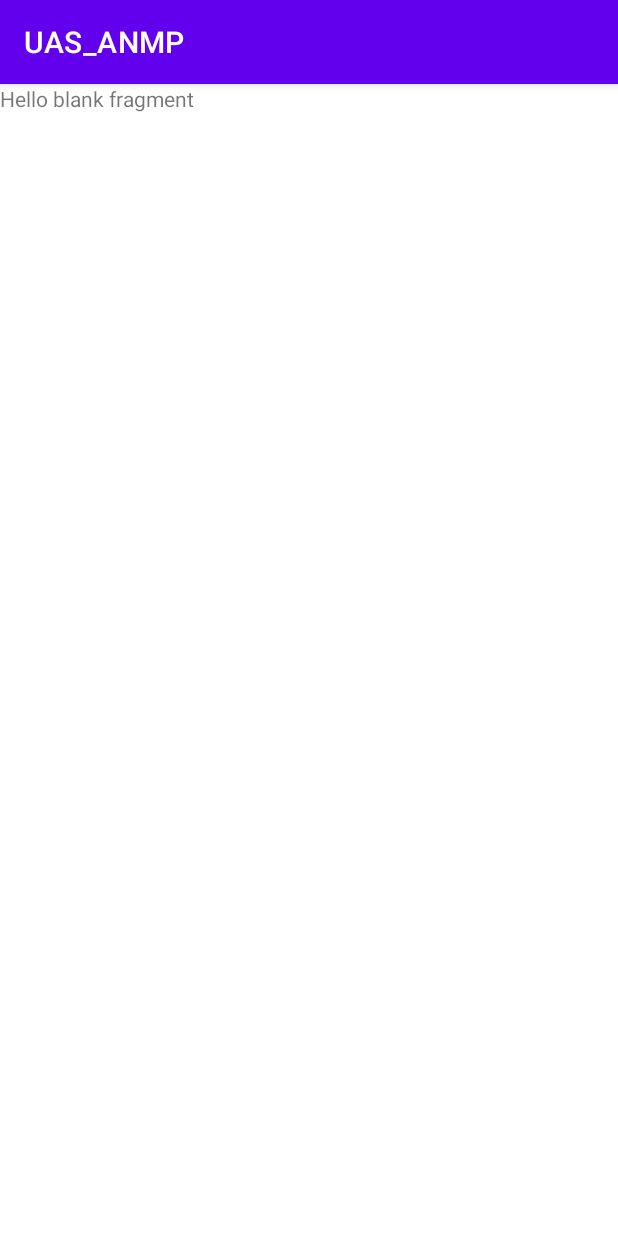
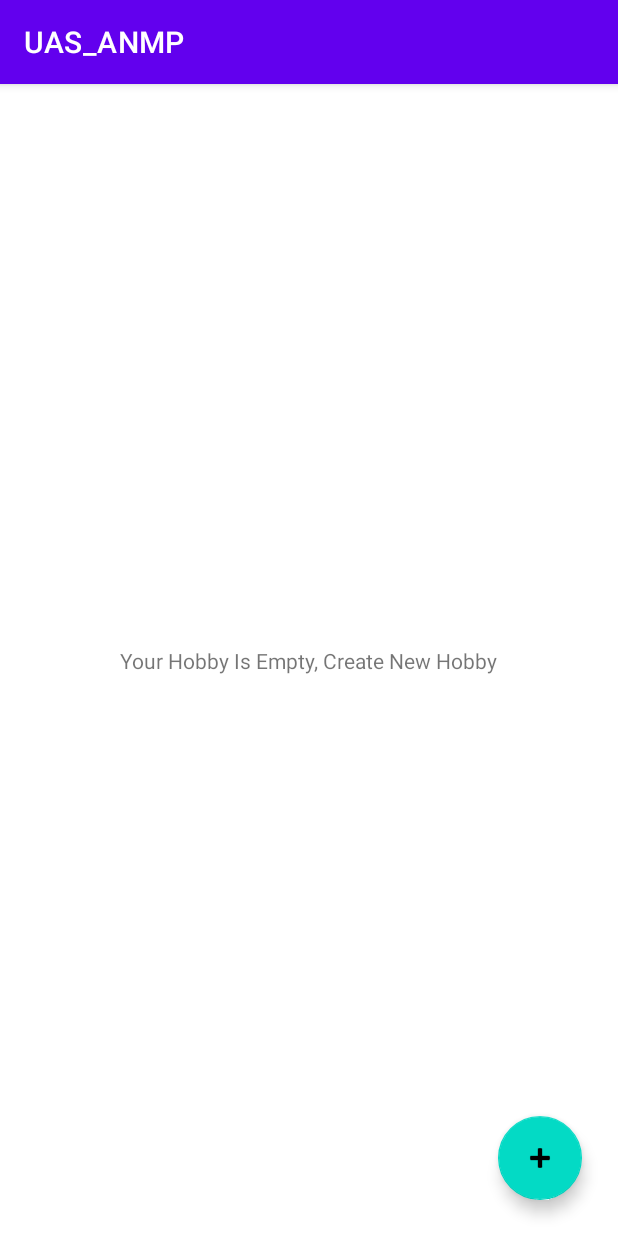
Before and after one commit to andikaslamet/ANMP_UAS, an Android app: the ListHobbyFragment screen opened through its navigation route, on a phone screen of 412 x 824 dp. Run offline under Robolectric (Android 15) with nearby library versions, the phone set to English and light mode, and no system bars.

Commit message:
Create Hobby DONE all

```diff
--- a/app/build.gradle.kts
+++ b/app/build.gradle.kts
@@ -56,4 +56,6 @@ dependencies {
     implementation ("androidx.room:room-runtime:2.5.1")
     implementation ("androidx.room:room-ktx:2.5.1")
     kapt ("androidx.room:room-compiler:2.5.1")
+    implementation ("com.google.android.material:material:1.4.0")
+
 }
--- a/app/src/main/java/com/example/uas_anmp/view/ListHobbyFragment.kt
+++ b/app/src/main/java/com/example/uas_anmp/view/ListHobbyFragment.kt
@@ -5,17 +5,26 @@ import androidx.fragment.app.Fragment
 import android.view.LayoutInflater
 import android.view.View
 import android.view.ViewGroup
+import androidx.navigation.Navigation
 import com.example.uas_anmp.R
+import com.example.uas_anmp.databinding.FragmentListHobbyBinding
+
 class ListHobbyFragment : Fragment() {
+    private lateinit var binding:FragmentListHobbyBinding
     override fun onCreateView(
         inflater: LayoutInflater, container: ViewGroup?,
         savedInstanceState: Bundle?
     ): View? {
-        // Inflate the layout for this fragment
-        return inflater.inflate(R.layout.fragment_list_hobby, container, false)
+        binding = FragmentListHobbyBinding.inflate(inflater,container,false)
+        return binding.root
     }
 
     override fun onViewCreated(view: View, savedInstanceState: Bundle?) {
         super.onViewCreated(view, savedInstanceState)
+
+        binding.floatingActionButton.setOnClickListener(){
+            val action = ListHobbyFragmentDirections.actionlistTocreate()
+            Navigation.findNavController(it).navigate(action)
+        }
     }
 }
--- a/app/src/main/java/com/example/uas_anmp/view/LoginFragment.kt
+++ b/app/src/main/java/com/example/uas_anmp/view/LoginFragment.kt
@@ -37,6 +37,9 @@ class LoginFragment : Fragment() {
                 Toast.makeText(requireContext(), "Username atau Password Salah", Toast.LENGTH_SHORT).show()
             }
         }
+        binding.btnToRegister.setOnClickListener(){
+            findNavController().navigate(R.id.actionloginToregis)
+        }
 
         binding.btnLogin.setOnClickListener {
             val username = binding.txtusernameLGN.text.toString()
--- /dev/null
+++ b/app/src/main/res/drawable/baseline_edit_24.xml
@@ -0,0 +1,5 @@
+<vector android:height="24dp" android:tint="#000000"
+    android:viewportHeight="24" android:viewportWidth="24"
+    android:width="24dp" xmlns:android="http://schemas.android.com/apk/res/android">
+    <path android:fillColor="@android:color/white" android:pathData="M3,17.25V21h3.75L17.81,9.94l-3.75,-3.75L3,17.25zM20.71,7.04c0.39,-0.39 0.39,-1.02 0,-1.41l-2.34,-2.34c-0.39,-0.39 -1.02,-0.39 -1.41,0l-1.83,1.83 3.75,3.75 1.83,-1.83z"/>
+</vector>
--- /dev/null
+++ b/app/src/main/res/drawable/baseline_info_24.xml
@@ -0,0 +1,5 @@
+<vector android:height="24dp" android:tint="#000000"
+    android:viewportHeight="24" android:viewportWidth="24"
+    android:width="24dp" xmlns:android="http://schemas.android.com/apk/res/android">
+    <path android:fillColor="@android:color/white" android:pathData="M12,2C6.48,2 2,6.48 2,12s4.48,10 10,10 10,-4.48 10,-10S17.52,2 12,2zM13,17h-2v-6h2v6zM13,9h-2L11,7h2v2z"/>
+</vector>
--- a/app/src/main/res/layout/fragment_list_hobby.xml
+++ b/app/src/main/res/layout/fragment_list_hobby.xml
@@ -1,14 +1,46 @@
 <?xml version="1.0" encoding="utf-8"?>
 <FrameLayout xmlns:android="http://schemas.android.com/apk/res/android"
+    xmlns:app="http://schemas.android.com/apk/res-auto"
     xmlns:tools="http://schemas.android.com/tools"
+    style="@style/TextAppearance.MaterialComponents.Body1"
     android:layout_width="match_parent"
     android:layout_height="match_parent"
     tools:context=".view.ListHobbyFragment">
 
-    <!-- TODO: Update blank fragment layout -->
-    <TextView
+    <androidx.constraintlayout.widget.ConstraintLayout
         android:layout_width="match_parent"
-        android:layout_height="match_parent"
-        android:text="@string/hello_blank_fragment" />
+        android:layout_height="match_parent">
 
+        <androidx.recyclerview.widget.RecyclerView
+            android:id="@+id/recyclerView"
+            android:layout_width="0dp"
+            android:layout_height="0dp"
+            app:layout_constraintBottom_toBottomOf="parent"
+            app:layout_constraintEnd_toEndOf="parent"
+            app:layout_constraintStart_toStartOf="parent"
+            app:layout_constraintTop_toTopOf="parent" />
+
+        <com.google.android.material.floatingactionbutton.FloatingActionButton
+            android:id="@+id/floatingActionButton"
+            android:layout_width="wrap_content"
+            android:layout_height="wrap_content"
+            android:layout_marginEnd="24dp"
+            android:layout_marginBottom="24dp"
+            android:clickable="true"
+            android:src="@android:drawable/ic_input_add"
+            app:layout_constraintBottom_toBottomOf="parent"
+            app:layout_constraintEnd_toEndOf="parent" />
+
+        <TextView
+            android:id="@+id/txtEmpty"
+            android:layout_width="wrap_content"
+            android:layout_height="wrap_content"
+            android:text="Your Hobby Is Empty, Create New Hobby"
+            app:layout_constraintBottom_toBottomOf="parent"
+            app:layout_constraintEnd_toEndOf="parent"
+            app:layout_constraintHorizontal_bias="0.498"
+            app:layout_constraintStart_toStartOf="@+id/recyclerView"
+            app:layout_constraintTop_toTopOf="@+id/recyclerView" />
+
+    </androidx.constraintlayout.widget.ConstraintLayout>
 </FrameLayout>
--- a/app/src/main/res/navigation/navigation.xml
+++ b/app/src/main/res/navigation/navigation.xml
@@ -30,5 +30,13 @@
         android:id="@+id/listHobbyFragment"
         android:name="com.example.uas_anmp.view.ListHobbyFragment"
         android:label="fragment_list_hobby"
-        tools:layout="@layout/fragment_list_hobby" />
+        tools:layout="@layout/fragment_list_hobby" >
+        <action
+            android:id="@+id/actionlistTocreate"
+            app:destination="@id/createHobbyFragment" />
+    </fragment>
+    <fragment
+        android:id="@+id/createHobbyFragment"
+        android:name="com.example.uas_anmp.view.CreateHobbyFragment"
+        android:label="CreateHobbyFragment" />
 </navigation>
```
Also changed, not shown: app/src/main/java/com/example/uas_anmp/model/Hobby.kt (added, +29 -0 lines), app/src/main/java/com/example/uas_anmp/model/HobbyDao.kt (added, +20 -0 lines), app/src/main/java/com/example/uas_anmp/model/HobbyDatabase.kt (added, +41 -0 lines), app/src/main/java/com/example/uas_anmp/util/AuthorConverter.kt (added, +17 -0 lines), app/src/main/java/com/example/uas_anmp/util/Converter.kt (added, +15 -0 lines), app/src/main/java/com/example/uas_anmp/util/Util.kt (+12 -0 lines), app/src/main/java/com/example/uas_anmp/view/CreateHobbyFragment.kt (added, +58 -0 lines), app/src/main/java/com/example/uas_anmp/viewmodel/HobbyViewModel.kt (added, +33 -0 lines), app/src/main/res/layout/card_view_layout.xml (added, +82 -0 lines), app/src/main/res/layout/fragment_create_hobby.xml (added, +119 -0 lines), app/src/main/res/layout/hobby_item_layout.xml (added, +29 -0 lines).
